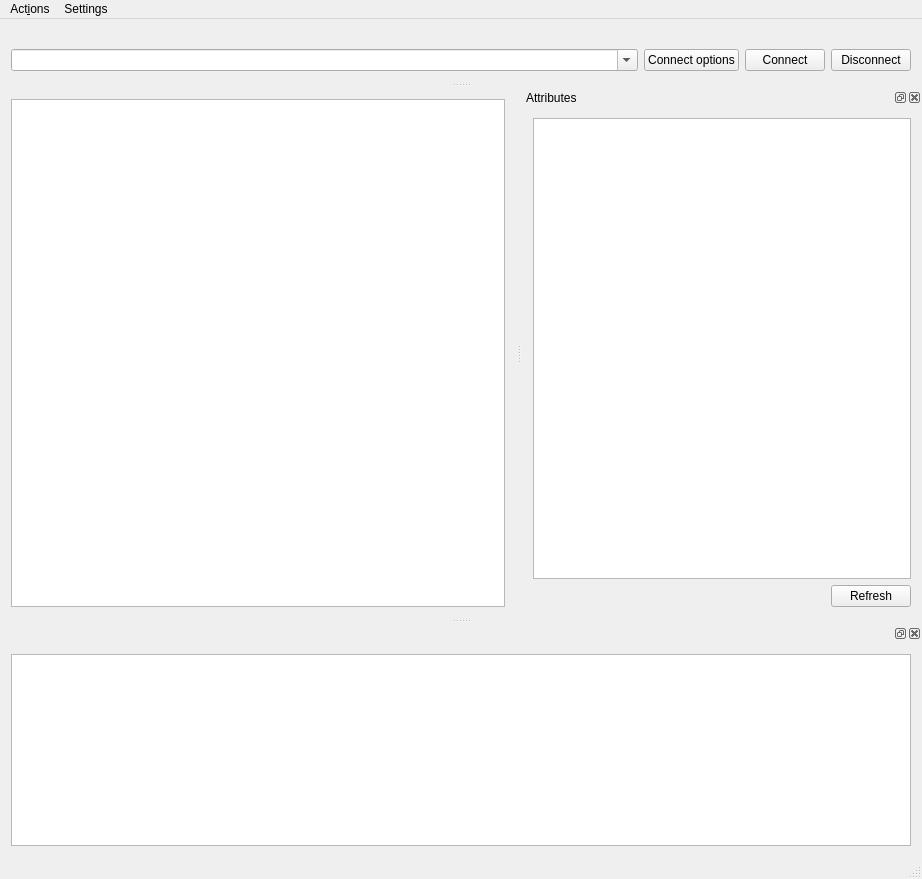
Key-Technology/opc-explorer, file uaclient/mainwindow_ui.ui: the form before one commit.
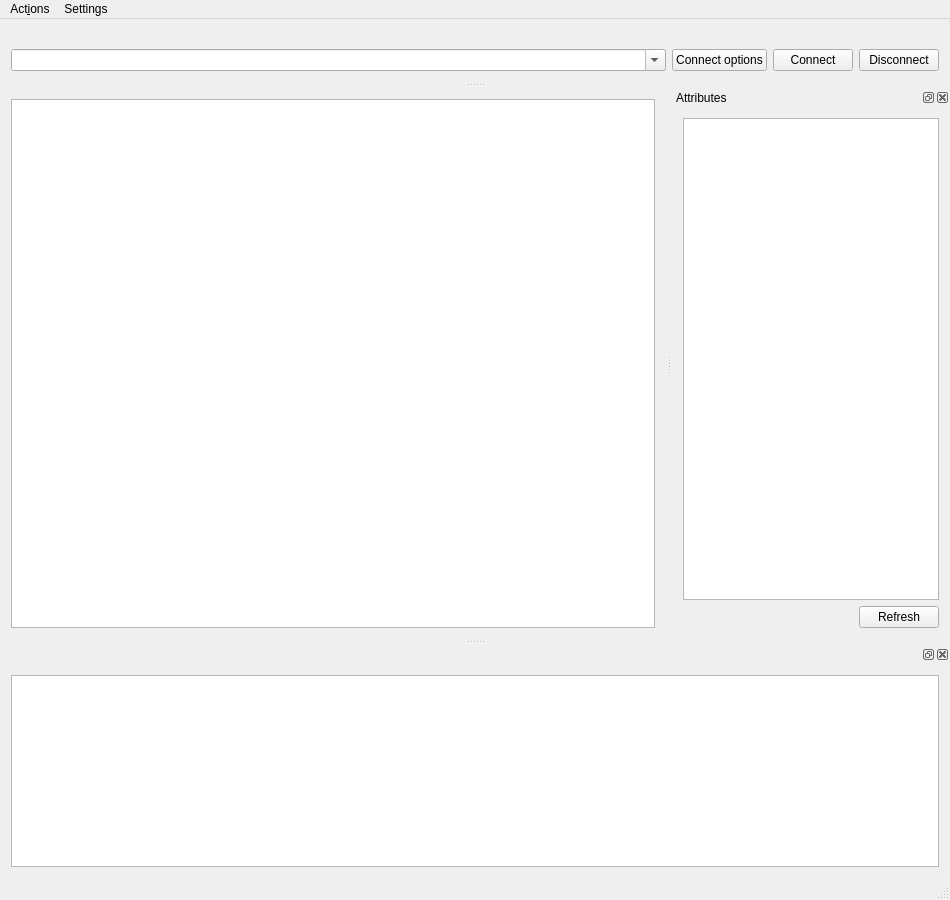
The form after the commit. Icons and pictures are not drawn.

```diff
--- a/uaclient/mainwindow_ui.ui
+++ b/uaclient/mainwindow_ui.ui
@@ -6,8 +6,8 @@
    <rect>
     <x>0</x>
     <y>0</y>
-    <width>922</width>
-    <height>879</height>
+    <width>950</width>
+    <height>900</height>
    </rect>
   </property>
   <property name="windowTitle">
@@ -62,7 +62,7 @@
     <rect>
      <x>0</x>
      <y>0</y>
-     <width>922</width>
+     <width>950</width>
      <height>20</height>
     </rect>
    </property>
@@ -97,8 +97,8 @@
    </property>
    <property name="minimumSize">
     <size>
-     <width>400</width>
-     <height>170</height>
+     <width>100</width>
+     <height>50</height>
     </size>
    </property>
    <property name="windowTitle">
```
Left out of the diff: 16 changed lines with no effect on the pictures.
